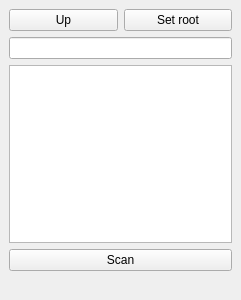
Qt form ui/Windows_DirectoryNavigation.ui (ComNets/openwns-wrowser) before a commit.
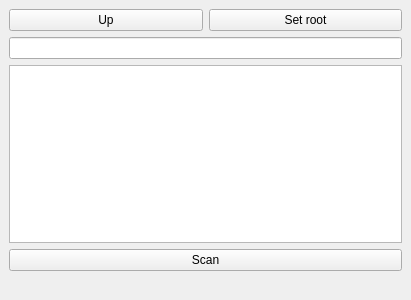
The same form after that commit. Custom widgets are drawn as their Qt base class.

What changed in the file:
```diff
--- a/ui/Windows_DirectoryNavigation.ui
+++ b/ui/Windows_DirectoryNavigation.ui
@@ -5,7 +5,7 @@
    <rect>
     <x>0</x>
     <y>0</y>
-    <width>241</width>
+    <width>411</width>
     <height>300</height>
    </rect>
   </property>
```
Left out of the diff: 30 changed lines with no effect on the pictures.
